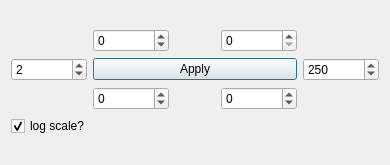
Before: the Qt Designer form src/main/python/ui/limits.ui in 3ll3d00d/beqdesigner, drawn with Qt 5.
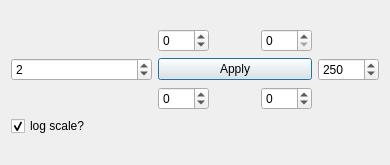
After: the same form once the commit is applied.

What changed in the file:
```diff
--- a/src/main/python/ui/limits.ui
+++ b/src/main/python/ui/limits.ui
@@ -15,7 +15,40 @@
   </property>
   <layout class="QGridLayout" name="gridLayout_2">
    <item row="0" column="0">
-    <layout class="QGridLayout" name="gridLayout" columnstretch="1,1,0,1,1">
+    <layout class="QGridLayout" name="gridLayout" columnstretch="1,0,0,0,0">
+     <item row="2" column="3">
+      <widget class="QSpinBox" name="y2Min">
+       <property name="minimum">
+        <number>-200</number>
+       </property>
+       <property name="maximum">
+        <number>200</number>
+       </property>
+      </widget>
+     </item>
+     <item row="2" column="1">
+      <widget class="QSpinBox" name="y1Min">
+       <property name="minimum">
+        <number>-200</number>
+       </property>
+       <property name="maximum">
+        <number>200</number>
+       </property>
+      </widget>
+     </item>
+     <item row="1" column="4">
+      <widget class="QSpinBox" name="xMax">
+       <property name="minimum">
+        <number>1</number>
+       </property>
+       <property name="maximum">
+        <number>20000</number>
+       </property>
+       <property name="value">
+        <number>250</number>
+       </property>
+      </widget>
+     </item>
      <item row="3" column="0" colspan="5">
       <widget class="QCheckBox" name="hzLog">
        <property name="text">
@@ -36,29 +69,6 @@
        </property>
       </widget>
      </item>
-     <item row="2" column="1">
-      <widget class="QSpinBox" name="y1Min">
-       <property name="minimum">
-        <number>-200</number>
-       </property>
-       <property name="maximum">
-        <number>200</number>
-       </property>
-      </widget>
-     </item>
-     <item row="1" column="4">
-      <widget class="QSpinBox" name="xMax">
-       <property name="minimum">
-        <number>1</number>
-       </property>
-       <property name="maximum">
-        <number>20000</number>
-       </property>
-       <property name="value">
-        <number>250</number>
-       </property>
-      </widget>
-     </item>
      <item row="1" column="0">
       <widget class="QSpinBox" name="xMin">
        <property name="minimum">
@@ -72,19 +82,29 @@
        </property>
       </widget>
      </item>
+     <item row="1" column="1" colspan="3">
+      <widget class="QPushButton" name="applyButton">
+       <property name="text">
+        <string>Apply</string>
+       </property>
+      </widget>
+     </item>
+     <item row="2" column="2">
+      <spacer name="horizontalSpacer_2">
+       <property name="orientation">
+        <enum>Qt::Horizontal</enum>
+       </property>
+       <property name="sizeHint" stdset="0">
+        <size>
+         <width>40</width>
+         <height>20</height>
+        </size>
+       </property>
+      </spacer>
+     </item>
      <item row="0" column="3">
       <widget class="QSpinBox" name="y2Max"/>
      </item>
-     <item row="2" column="3">
-      <widget class="QSpinBox" name="y2Min">
-       <property name="minimum">
-        <number>-200</number>
-       </property>
-       <property name="maximum">
-        <number>200</number>
-       </property>
-      </widget>
-     </item>
      <item row="0" column="2">
       <spacer name="horizontalSpacer">
        <property name="orientation">
@@ -98,26 +118,6 @@
        </property>
       </spacer>
      </item>
-     <item row="2" column="2">
-      <spacer name="horizontalSpacer_2">
-       <property name="orientation">
-        <enum>Qt::Horizontal</enum>
-       </property>
-       <property name="sizeHint" stdset="0">
-        <size>
-         <width>40</width>
-         <height>20</height>
-        </size>
-       </property>
-      </spacer>
-     </item>
-     <item row="1" column="1" colspan="3">
-      <widget class="QPushButton" name="applyButton">
-       <property name="text">
-        <string>Apply</string>
-       </property>
-      </widget>
-     </item>
     </layout>
    </item>
   </layout>
```
